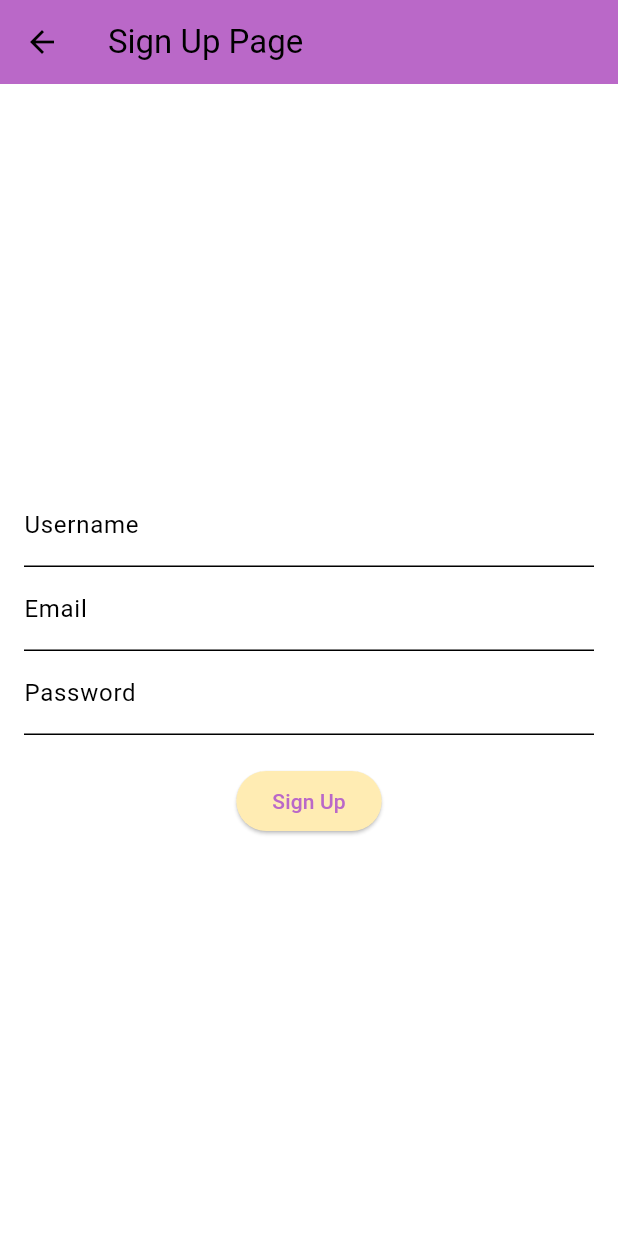
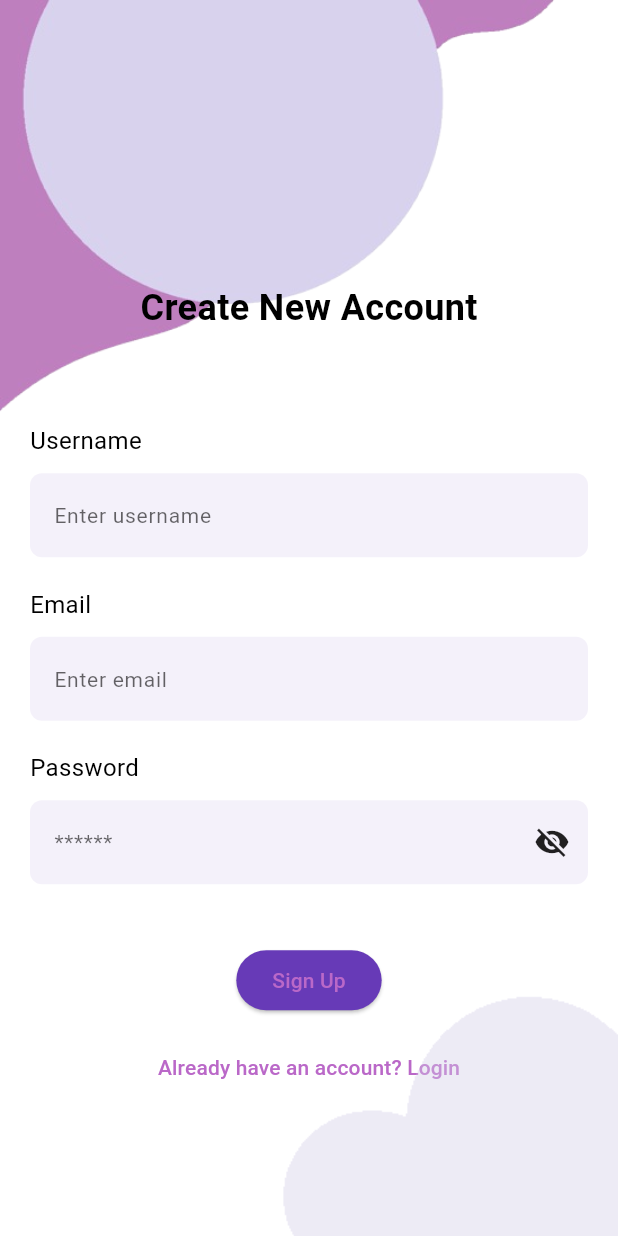
Before and after one commit to mahum98/social-app, a Flutter app: the SignUpPage screen opened directly, on a phone screen of 412 x 824 dp. Run offline on Flutter 3.47's test engine with Material 3 defaults, Android fonts, the phone set to English and light mode, and no system bars; our stand-ins replace cloud_firestore, firebase_auth, firebase_core, firebase_storage, fluttertoast, image_picker; accounts and stored records are empty.

Commit message:
login and signup page ui
Signed-off-by: mahum98 <mahum985@gmail.com>

```diff
--- /dev/null
+++ b/lib/auth/fields.dart
@@ -0,0 +1,152 @@
+import 'package:flutter/material.dart';
+
+class UsernameField extends StatelessWidget {
+  final TextEditingController usernameController;
+
+  const UsernameField({Key? key, required this.usernameController}) : super(key: key);
+
+  @override
+  Widget build(BuildContext context) {
+    return Column(
+      crossAxisAlignment: CrossAxisAlignment.start, // Aligns content to the left
+      children: [
+        Text(
+          'Username',
+          style: TextStyle(
+            color: Theme.of(context).colorScheme.onBackground,
+            fontWeight: FontWeight.normal,
+            fontSize: 16,
+          ),
+        ),
+        const SizedBox(height: 10),
+        TextField(
+          controller: usernameController,
+          decoration: InputDecoration(
+            filled: true,
+            fillColor: Theme.of(context).colorScheme.surface.withOpacity(0.07),
+            contentPadding: const EdgeInsets.symmetric(
+              vertical: 16.0,
+              horizontal: 12.0,
+            ),
+            border: OutlineInputBorder(
+              borderRadius: BorderRadius.circular(8.0),
+              borderSide: BorderSide.none,
+            ),
+            hintText: 'Enter username',
+            hintStyle: TextStyle(
+              color: Theme.of(context).colorScheme.onSurface.withOpacity(0.6),
+              fontSize: 14,
+            ),
+          ),
+        ),
+      ],
+    );
+  }
+}
+
+class EmailField extends StatelessWidget {
+  final TextEditingController emailController;
+
+  const EmailField({Key? key, required this.emailController}) : super(key: key);
+
+  @override
+  Widget build(BuildContext context) {
+    return Column(
+      crossAxisAlignment: CrossAxisAlignment.start, // Aligns content to the left
+      children: [
+        Text(
+          'Email',
+          style: TextStyle(
+            color: Theme.of(context).colorScheme.onBackground,
+            fontWeight: FontWeight.normal,
+            fontSize: 16,
+          ),
+        ),
+        const SizedBox(height: 10),
+        TextField(
+          controller: emailController,
+          decoration: InputDecoration(
+            filled: true,
+            fillColor: Theme.of(context).colorScheme.surface.withOpacity(0.07),
+            contentPadding: const EdgeInsets.symmetric(
+              vertical: 16.0,
+              horizontal: 12.0,
+            ),
+            border: OutlineInputBorder(
+              borderRadius: BorderRadius.circular(8.0),
+              borderSide: BorderSide.none,
+            ),
+            hintText: 'Enter email',
+            hintStyle: TextStyle(
+              color: Theme.of(context).colorScheme.onSurface.withOpacity(0.6),
+              fontSize: 14,
+            ),
+          ),
+          keyboardType: TextInputType.emailAddress,
+        ),
+      ],
+    );
+  }
+}
+
+class PasswordField extends StatefulWidget {
+final TextEditingController passwordController;
+
+const PasswordField({Key? key, required this.passwordController})
+    : super(key: key);
+
+@override
+_PasswordFieldState createState() => _PasswordFieldState();
+}
+
+class _PasswordFieldState extends State<PasswordField> {
+bool _isPasswordVisible = false;
+
+@override
+Widget build(BuildContext context) {
+return Column(
+crossAxisAlignment: CrossAxisAlignment.start,
+children: [
+Text(
+'Password',
+style: TextStyle(
+color: Theme.of(context).colorScheme.onBackground,
+fontWeight: FontWeight.normal,
+fontSize: 16,
+),
+),
+const SizedBox(height: 10),
+TextField(
+obscureText: !_isPasswordVisible,
+controller: widget.passwordController,
+decoration: InputDecoration(
+hintText: '******',
+hintStyle: TextStyle(
+color: Theme.of(context).colorScheme.onSurface.withOpacity(0.6),
+fontSize: 14,
+),
+filled: true,
+fillColor: Theme.of(context).colorScheme.surface.withOpacity(0.07),
+contentPadding:
+const EdgeInsets.symmetric(vertical: 16.0, horizontal: 12.0),
+border: OutlineInputBorder(
+borderRadius: BorderRadius.circular(8.0),
+borderSide: BorderSide.none,
+),
+suffixIcon: IconButton(
+icon: Icon(
+_isPasswordVisible ? Icons.visibility : Icons.visibility_off,
+color: Theme.of(context).iconTheme.color,
+),
+onPressed: () {
+setState(() {
+_isPasswordVisible = !_isPasswordVisible;
+});
+},
+),
+),
+),
+],
+);
+}
+}
--- a/lib/auth/signup_page.dart
+++ b/lib/auth/signup_page.dart
@@ -1,6 +1,8 @@
 import 'package:flutter/material.dart';
 import 'package:firebase_auth/firebase_auth.dart';
 import 'package:cloud_firestore/cloud_firestore.dart'; // Import Firestore
+import 'package:mad/auth/fields.dart';
+import 'package:mad/auth/signup_page.dart';
 import 'package:mad/pages/homepage.dart';
 
 class SignUpPage extends StatefulWidget {
@@ -13,6 +15,8 @@ class _SignUpPageState extends State<SignUpPage> {
   final TextEditingController _emailController = TextEditingController();
   final TextEditingController _passwordController = TextEditingController();
   String? errorMessage;
+  final String signinTop = "assets/signin_top.png";
+  final String bottomImage = "assets/cloud.png";
 
   @override
   void dispose() {
@@ -69,42 +73,68 @@ class _SignUpPageState extends State<SignUpPage> {
   @override
   Widget build(BuildContext context) {
     return Scaffold(
-      appBar: AppBar(
-        title: Text("Sign Up Page"),
+      body: Stack(
+        children: [
+          // Background Images
+          Positioned(
+            top: 0,
+            left: 0,
+            child: Opacity(
+              opacity: 0.7,
+              child: Image.asset(
+                signinTop,
+                width: 500,
               ),
-      body: Padding(
-        padding: const EdgeInsets.all(16.0),
+            ),
+          ),
+          Padding(
+            padding: const EdgeInsets.all(20.0),
             child: Column(
               mainAxisAlignment: MainAxisAlignment.center,
               children: [
-            if (errorMessage != null)
-              Padding(
-                padding: const EdgeInsets.only(bottom: 8.0),
+                SizedBox(height: 100),
+                Center(
                   child: Text(
-                  errorMessage!,
-                  style: TextStyle(color: Colors.red),
+                    "Create New Account",
+                    style: TextStyle(
+                      fontWeight: FontWeight.bold,
+                      fontSize: 24,
                     ),
                   ),
-            TextField(
-              controller: _usernameController,
-              decoration: InputDecoration(labelText: "Username"),
                 ),
-            TextField(
-              controller: _emailController,
-              decoration: InputDecoration(labelText: "Email"),
-            ),
-            TextField(
-              controller: _passwordController,
-              decoration: InputDecoration(labelText: "Password"),
-              obscureText: true,
-            ),
+                SizedBox(height: 60),
+                UsernameField(usernameController: _usernameController),
                 SizedBox(height: 20),
+                EmailField(emailController: _emailController),
+                SizedBox(height: 20),
+                PasswordField(passwordController: _passwordController),
+                SizedBox(height: 40),
                 ElevatedButton(
                   onPressed: _signUp,
                   child: Text("Sign Up"),
                 ),
+                SizedBox(height: 10),
+                TextButton(
+                  onPressed: () {
+                    Navigator.pop(context);
+                  },
+                  child: Text("Already have an account? Login"),
+                ),
               ],
             ),
+          ),
+          Positioned(
+            bottom: 0,
+            right: 0,
+            child: Opacity(
+              opacity: 0.4,
+              child: Image.asset(
+                bottomImage, // Update with actual asset path
+                width: 250,
+              ),
+            ),
+          ),
+        ],
       ),
     );
   }
--- a/lib/themes/light_mode.dart
+++ b/lib/themes/light_mode.dart
@@ -4,7 +4,7 @@ ThemeData lightMode = ThemeData(
   colorScheme: ColorScheme.light(
     primary: Colors.purple[300]!, // AppBar and Bottom Navigation selected color
     secondary: Colors.purple[100]!, // Backgrounds for cards
-    surface: Colors.amber[100]!, // Calendar background
+    surface: Colors.deepPurple, // Calendar background
     background: Colors.white, // General background
     onPrimary: Colors.white, // Icons and text on primary
     onSecondary: Colors.black, // Text inside cards
```
Also changed, not shown: lib/auth/login.dart (+59 -14 lines), lib/pages/feed_page.dart (+20 -13 lines), lib/themes/custom_scaffold.dart (added, +58 -0 lines), pubspec.yaml (+7 -1 lines), assets/circle.png (added), assets/cloud.png (added), assets/login_top.png (added), assets/main_bottom.png (added), assets/main_top.png (added), assets/signin_top.png (added), lib/themes/dark_mode.dart (line endings or trailing spaces), pubspec.lock. Lines whose indentation alone changed are shown as unchanged.
